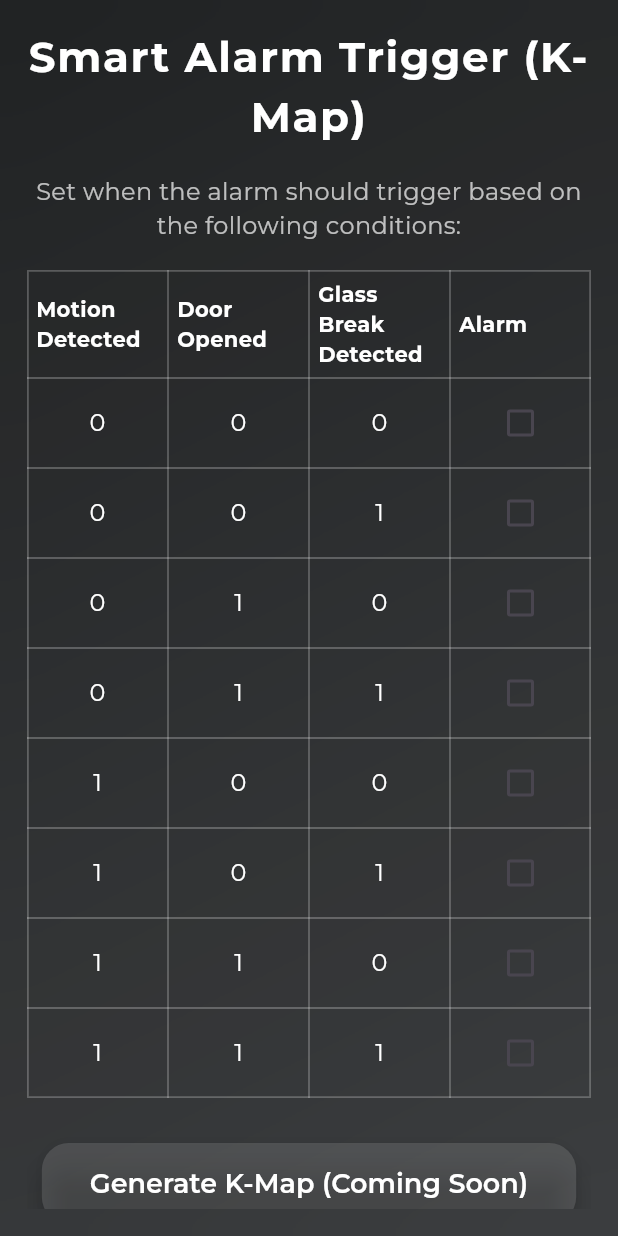
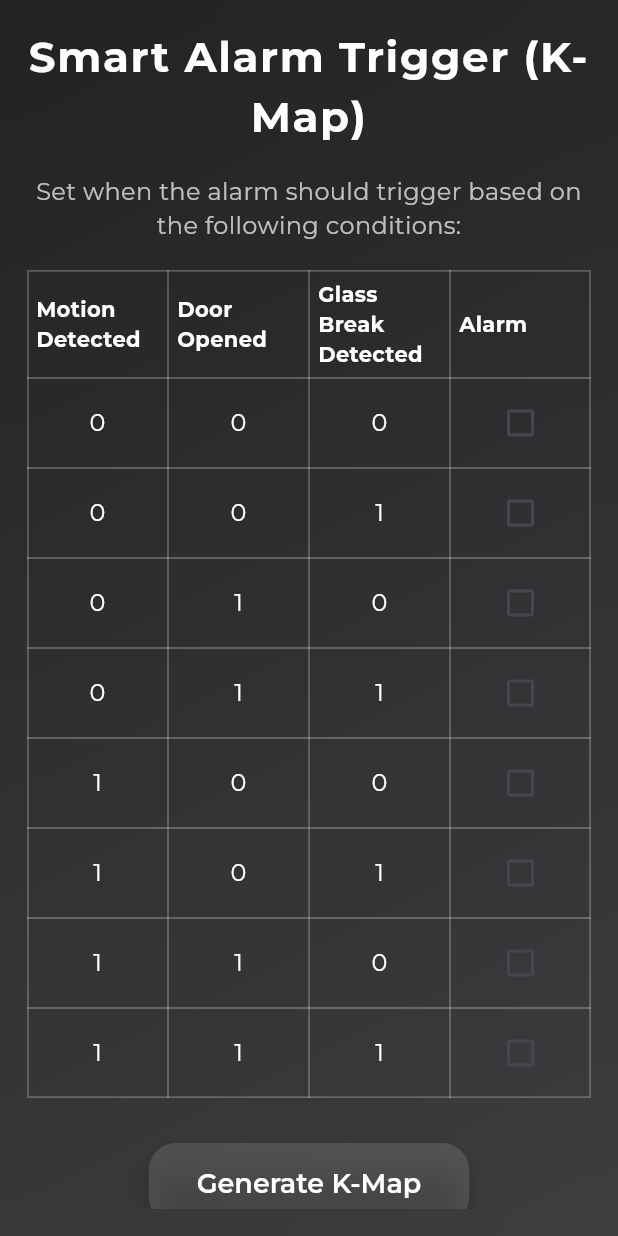
Before and after one commit to suheerthedev/discrete_project, a Flutter app: the SecondProblemView screen opened by its route, on a phone screen of 412 x 824 dp. Run offline on Flutter 3.47's test engine with Material 3 defaults, Android fonts, the light colour scheme and no system bars; our stand-ins replace google_fonts, stacked, stacked_services, stacked_shared.

Commit message:
Updated SecondProblemView to Navigate TO KMapView

```diff
--- a/lib/ui/views/second_problem/second_problem_view.dart
+++ b/lib/ui/views/second_problem/second_problem_view.dart
@@ -91,7 +91,7 @@ class SecondProblemView extends StackedView<SecondProblemViewModel> {
                         elevation: 8,
                       ),
                       onPressed: viewModel.generateKMap,
-                      child: const Text('Generate K-Map (Coming Soon)'),
+                      child: const Text('Generate K-Map'),
                     ),
                   ],
                 ),
--- a/lib/ui/views/second_problem/second_problem_viewmodel.dart
+++ b/lib/ui/views/second_problem/second_problem_viewmodel.dart
@@ -1,6 +1,10 @@
+import 'package:discrete_project/app/app.locator.dart';
+import 'package:discrete_project/app/app.router.dart';
 import 'package:stacked/stacked.dart';
+import 'package:stacked_services/stacked_services.dart';
 
 class SecondProblemViewModel extends BaseViewModel {
+  final _navigationService = locator<NavigationService>();
   // 3 variables: a, b, c. 8 possible combinations.
   final List<bool> _truthTable = List.filled(8, false);
 
@@ -27,8 +31,6 @@ class SecondProblemViewModel extends BaseViewModel {
 
   // Placeholder for K-map generation
   void generateKMap() {
-    // TODO: Implement K-map logic or show a dialog/snackbar
-    // For now, just notifyListeners
-    notifyListeners();
+    _navigationService.navigateToKMapView();
   }
 }
```
